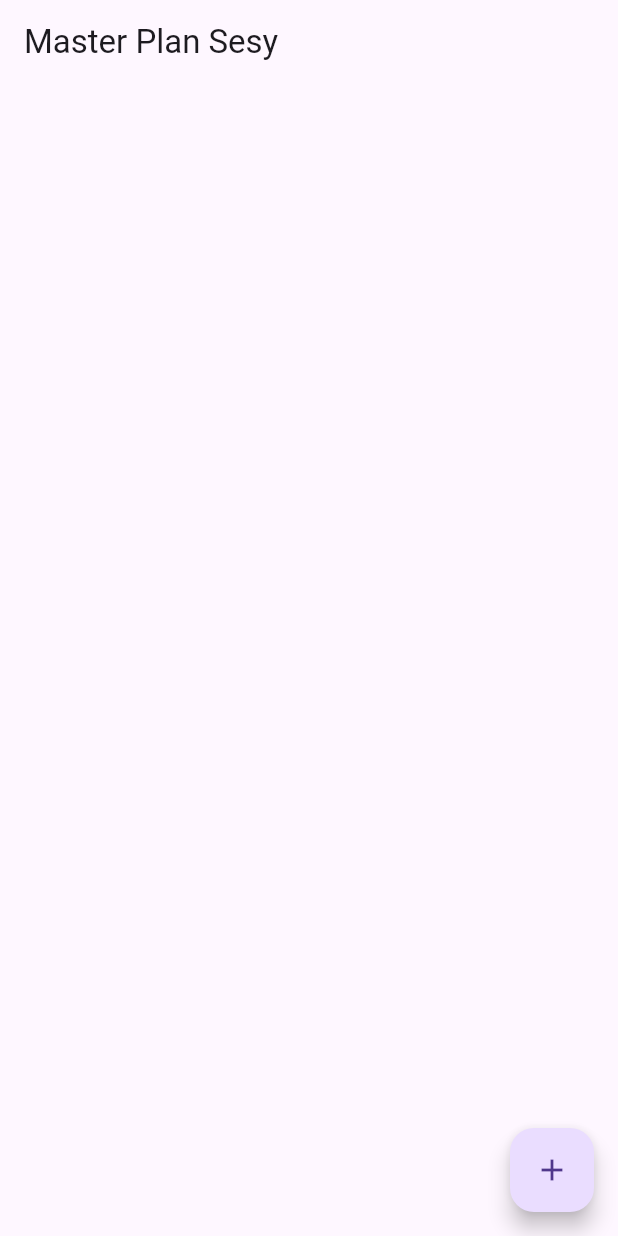
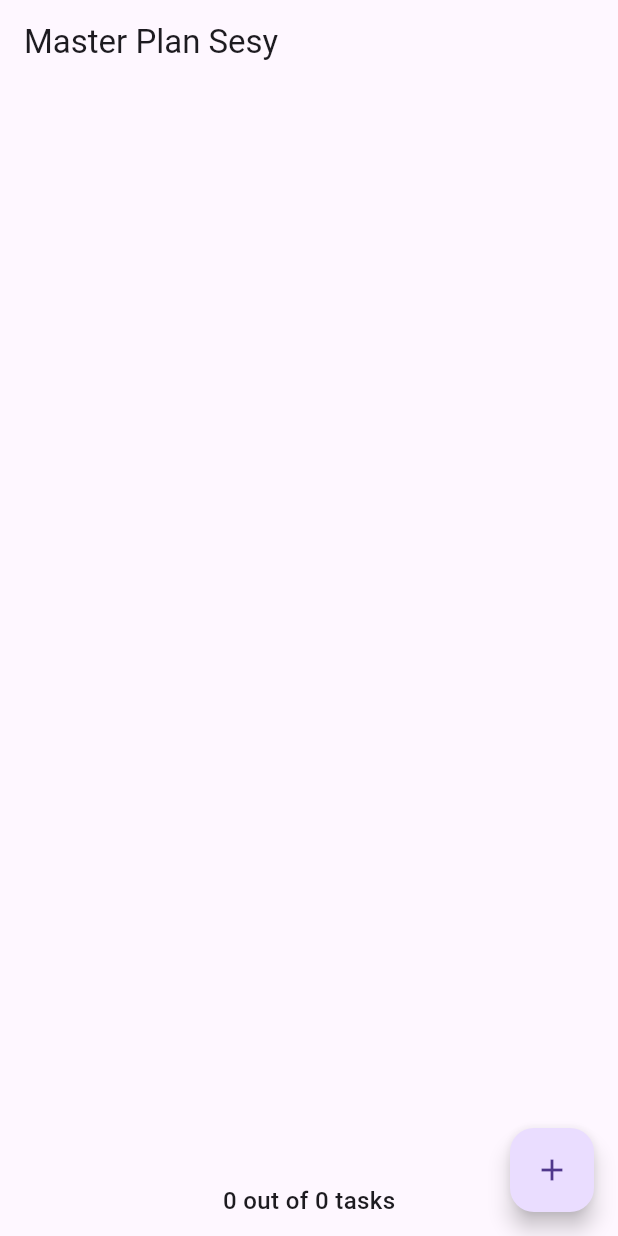
Before and after one commit to linarahmatin/2341720029-Mobile-SEM5, a Flutter app: the screen it shows after launch, on a phone screen of 412 x 824 dp. Run offline on Flutter 3.47's test engine with Material 3 defaults, Android fonts, the phone set to English and light mode, and no system bars; our stand-ins replace auto_size_text, camera, go_router.

Commit message:
Praktikum 2

```diff
--- a/Pertemuan 10/master_plan/lib/main.dart
+++ b/Pertemuan 10/master_plan/lib/main.dart
@@ -1,7 +1,9 @@
 import 'package:flutter/material.dart';
 import './views/plan_screen.dart';
+import './provider/plan_provider.dart';
+import './models/data_layer.dart';
 
-void main() => runApp(MasterPlanApp());
+void main() => runApp(const MasterPlanApp());
 
 class MasterPlanApp extends StatelessWidget {
   const MasterPlanApp({super.key});
@@ -9,8 +11,11 @@
   @override
   Widget build(BuildContext context) {
     return MaterialApp(
-     theme: ThemeData(primarySwatch: Colors.purple),
-     home: PlanScreen(),
+      theme: ThemeData(primarySwatch: Colors.purple),
+      home: PlanProvider(
+        notifier: ValueNotifier<Plan>(const Plan()),
+        child: const PlanScreen(),
+      ),
     );
   }
 }
--- a/Pertemuan 10/master_plan/lib/models/plan.dart
+++ b/Pertemuan 10/master_plan/lib/models/plan.dart
@@ -5,4 +5,11 @@
   final List<Task> tasks;
 
   const Plan({this.name = '', this.tasks = const []});
+
+  int get completedCount => tasks
+      .where((task) => task.complete)
+      .length;
+
+  String get completenessMessage =>
+      '$completedCount out of ${tasks.length} tasks';
 }
--- a/Pertemuan 10/master_plan/lib/provider/plan_provider.dart
+++ b/Pertemuan 10/master_plan/lib/provider/plan_provider.dart
@@ -1,16 +1,13 @@
 import 'package:flutter/material.dart';
 import '../models/data_layer.dart';
 
-class PlanProvider extends InheritedNotifier<ValueNotifier<List<Plan>>> {
-  const PlanProvider({
-    super.key,
-    required super.child,
-    required ValueNotifier<List<Plan>> super.notifier,
-  });
+class PlanProvider extends InheritedNotifier<ValueNotifier<Plan>> {
+  const PlanProvider({super.key, required Widget child, required
+   ValueNotifier<Plan> notifier})
+  : super(child: child, notifier: notifier);
 
-  static ValueNotifier<List<Plan>> of(BuildContext context) {
-    return context
-        .dependOnInheritedWidgetOfExactType<PlanProvider>()!
-        .notifier!;
+  static ValueNotifier<Plan> of(BuildContext context) {
+   return context.
+    dependOnInheritedWidgetOfExactType<PlanProvider>()!.notifier!;
   }
 }
--- a/Pertemuan 10/master_plan/lib/views/plan_screen.dart
+++ b/Pertemuan 10/master_plan/lib/views/plan_screen.dart
@@ -1,5 +1,6 @@
 import '../models/data_layer.dart';
 import 'package:flutter/material.dart';
+import '../provider/plan_provider.dart';
 
 class PlanScreen extends StatefulWidget {
   const PlanScreen({super.key});
@@ -9,8 +10,6 @@
 }
 
 class _PlanScreenState extends State<PlanScreen> {
-  Plan plan = const Plan();
-
   late ScrollController scrollController;
 
   @override
@@ -26,68 +25,85 @@
   Widget build(BuildContext context) {
     return Scaffold(
       appBar: AppBar(title: const Text('Master Plan Sesy')),
-      body: _buildList(),
-      floatingActionButton: _buildAddTaskButton(),
+      body: ValueListenableBuilder<Plan>(
+        valueListenable: PlanProvider.of(context),
+        builder: (context, plan, child) {
+          return Column(
+            children: [
+              Expanded(child: _buildList(plan)),
+              SafeArea(
+                child: Padding(
+                  padding: const EdgeInsets.all(12.0),
+                  child: Text(
+                    plan.completenessMessage,
+                    style: const TextStyle(
+                      fontSize: 16,
+                      fontWeight: FontWeight.w500,
+                    ),
+                  ),
+                ),
+              ),
+            ],
+          );
+        },
+      ),
+      floatingActionButton: _buildAddTaskButton(context),
     );
   }
 
-  Widget _buildAddTaskButton() {
+  Widget _buildAddTaskButton(BuildContext context) {
+    ValueNotifier<Plan> planNotifier = PlanProvider.of(context);
     return FloatingActionButton(
       child: const Icon(Icons.add),
       onPressed: () {
-        setState(() {
-          plan = Plan(
-            name: plan.name,
-            tasks: List<Task>.from(plan.tasks)..add(const Task()),
+        Plan currentPlan = planNotifier.value;
+        planNotifier.value = Plan(
+          name: currentPlan.name,
+          tasks: List<Task>.from(currentPlan.tasks)..add(const Task()),
         );
-        });
       },
     );
   }
 
-  Widget _buildList() {
+  Widget _buildList(Plan plan) {
     return ListView.builder(
       controller: scrollController,
-      keyboardDismissBehavior:
-          Theme.of(context).platform == TargetPlatform.iOS
-              ? ScrollViewKeyboardDismissBehavior.onDrag
-              : ScrollViewKeyboardDismissBehavior.manual,
       itemCount: plan.tasks.length,
       itemBuilder: (context, index) =>
-          _buildTaskTile(plan.tasks[index], index),
+          _buildTaskTile(plan.tasks[index], index, context),
     );
   }
 
-  Widget _buildTaskTile(Task task, int index) {
+  Widget _buildTaskTile(Task task, int index, BuildContext context) {
+    ValueNotifier<Plan> planNotifier = PlanProvider.of(context);
+
     return ListTile(
       leading: Checkbox(
         value: task.complete,
         onChanged: (selected) {
-          setState(() {
-            plan = Plan(
-              name: plan.name,
-              tasks: List<Task>.from(plan.tasks)
+          Plan currentPlan = planNotifier.value;
+          planNotifier.value = Plan(
+            name: currentPlan.name,
+            tasks: List<Task>.from(currentPlan.tasks)
               ..[index] = Task(
                 description: task.description,
                 complete: selected ?? false,
               ),
           );
-          });
         },
       ),
       title: TextFormField(
         initialValue: task.description,
         onChanged: (text) {
-          setState(() {
-            plan = Plan(
-              name: plan.name,
-              tasks: List<Task>.from(plan.tasks)
+          Plan currentPlan = planNotifier.value;
+          planNotifier.value = Plan(
+            name: currentPlan.name,
+            tasks: List<Task>.from(currentPlan.tasks)
               ..[index] = Task(
                 description: text,
                 complete: task.complete,
               ),
           );
-          });
         },
       ),
     );
```
Lines whose indentation alone changed are shown as unchanged.
